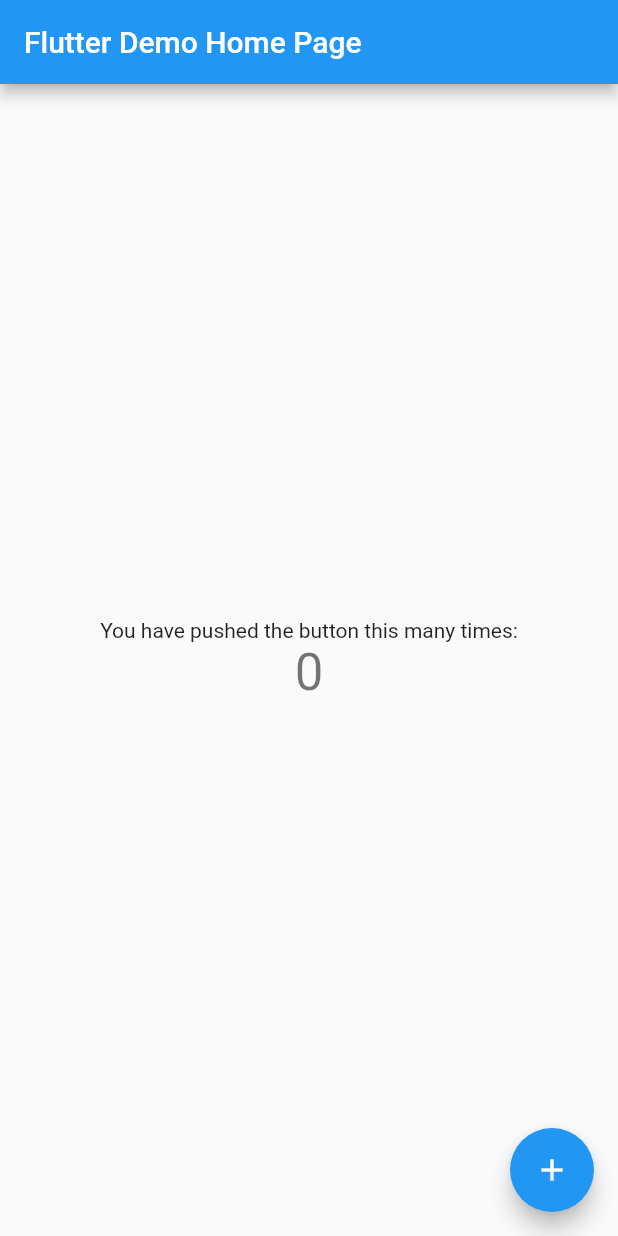
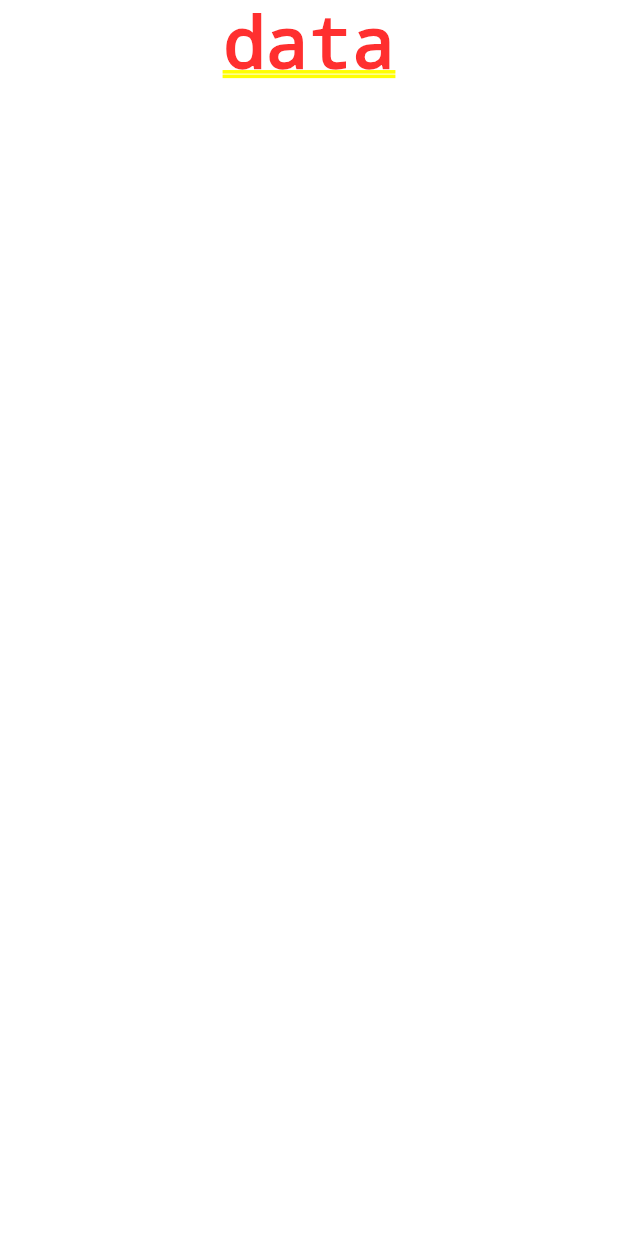
Before and after one commit to Cyril-Andre/t9nmanager, a Flutter app: the screen it shows after launch, on a phone screen of 412 x 824 dp. Run offline on Flutter 3.47's test engine with Material 2 defaults, Android fonts, the phone set to English and light mode, and no system bars.

Commit message:
create dummy login screen

```diff
--- /dev/null
+++ b/t9n_manager_flutter_client/lib/domains/authentication/models/user.dart
@@ -0,0 +1,5 @@
+class User {
+  String Login = "";
+  String Password = "";
+  String Email = "";
+}
--- /dev/null
+++ b/t9n_manager_flutter_client/lib/domains/authentication/screens/login_screen.dart
@@ -0,0 +1,26 @@
+import 'package:flutter/material.dart';
+
+class LoginScreen extends StatefulWidget {
+  const LoginScreen({Key? key}) : super(key: key);
+
+  @override
+  State<LoginScreen> createState() => _LoginScreenState();
+}
+
+class _LoginScreenState extends State<LoginScreen> {
+  @override
+  Widget build(BuildContext context) {
+    double width = MediaQuery.of(context).size.width;
+    double height = MediaQuery.of(context).size.height;
+
+    return SingleChildScrollView(
+      scrollDirection:  Axis.vertical,
+      child: Column(
+        mainAxisAlignment: MainAxisAlignment.center,
+        children: [
+          Text('data')
+        ],
+      ),
+    );
+  }
+}
--- a/t9n_manager_flutter_client/lib/main.dart
+++ b/t9n_manager_flutter_client/lib/main.dart
@@ -1,4 +1,5 @@
 import 'package:flutter/material.dart';
+import 'package:t9n_manager_flutter_client/domains/authentication/screens/login_screen.dart';
 
 void main() {
   runApp(const MyApp());
@@ -24,7 +25,7 @@
         // is not restarted.
         primarySwatch: Colors.blue,
       ),
-      home: const MyHomePage(title: 'Flutter Demo Home Page'),
+      home: const LoginScreen(),
     );
   }
 }
```
